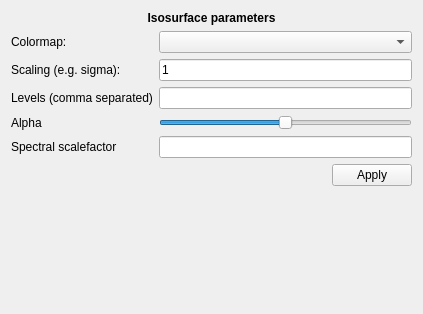
Before: the Qt Designer form options.ui in astrofrog/cube-viewer, drawn with Qt 5.
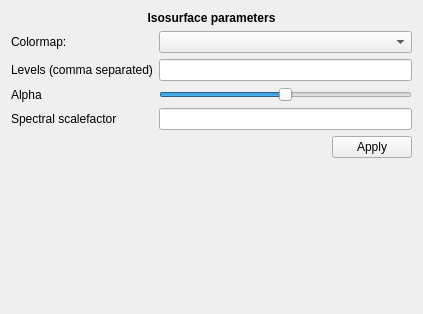
After: the same form once the commit is applied.

```diff
--- a/options.ui
+++ b/options.ui
@@ -40,34 +40,20 @@
    </item>
    <item row="1" column="0">
     <layout class="QGridLayout" name="gridLayout">
-     <item row="2" column="0">
+     <item row="1" column="0">
       <widget class="QLabel" name="label_3">
        <property name="text">
         <string>Levels (comma separated)</string>
        </property>
       </widget>
      </item>
-     <item row="2" column="1">
+     <item row="1" column="1">
       <widget class="QLineEdit" name="values_field">
        <property name="placeholderText">
         <string/>
        </property>
       </widget>
      </item>
-     <item row="1" column="1">
-      <widget class="QLineEdit" name="scaling_field">
-       <property name="text">
-        <string>1</string>
-       </property>
-      </widget>
-     </item>
-     <item row="1" column="0">
-      <widget class="QLabel" name="label_2">
-       <property name="text">
-        <string>Scaling (e.g. sigma):</string>
-       </property>
-      </widget>
-     </item>
      <item row="0" column="0">
       <widget class="QLabel" name="label">
        <property name="text">
@@ -78,7 +64,7 @@
      <item row="0" column="1">
       <widget class="QComboBox" name="cmap_menu"/>
      </item>
-     <item row="3" column="1">
+     <item row="2" column="1">
       <widget class="QSlider" name="alpha_slider">
        <property name="maximum">
         <number>100</number>
@@ -91,21 +77,21 @@
        </property>
       </widget>
      </item>
-     <item row="3" column="0">
+     <item row="2" column="0">
       <widget class="QLabel" name="label_5">
        <property name="text">
         <string>Alpha</string>
        </property>
       </widget>
      </item>
-     <item row="4" column="0">
+     <item row="3" column="0">
       <widget class="QLabel" name="label_6">
        <property name="text">
         <string>Spectral scalefactor</string>
        </property>
       </widget>
      </item>
-     <item row="4" column="1">
+     <item row="3" column="1">
       <widget class="QLineEdit" name="spectral_stretch_field"/>
      </item>
     </layout>
```
